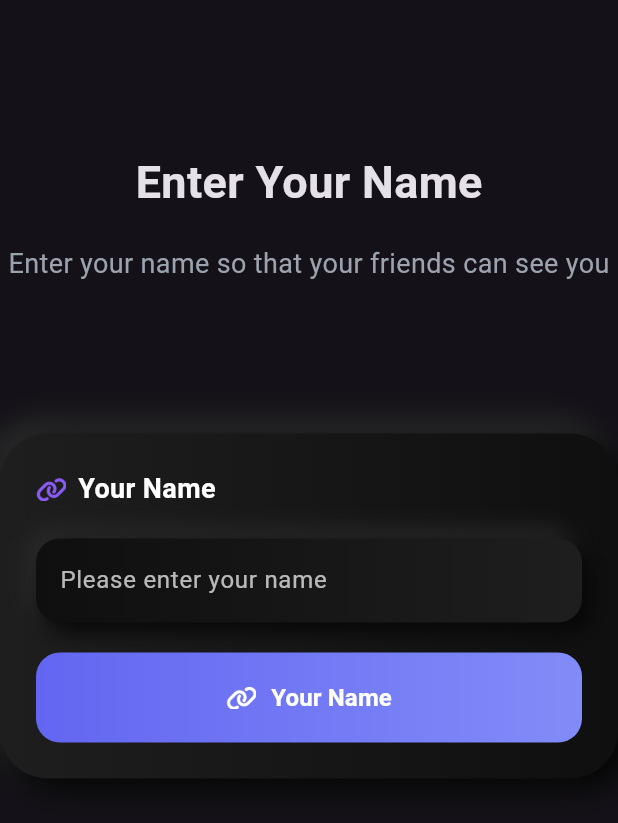
After one commit to cankirkgz/watch-party, a Flutter app: the EnterNamePage screen opened by its route, on a phone screen of 412 x 824 dp. The commit adds this screen. Shown: the top 823 px of the screen. Run offline on Flutter 3.47's test engine with Material 3 defaults, Android fonts, the phone set to English and light mode, and no system bars; our stand-ins replace cloud_firestore, firebase_core, flutter_bloc, go_router, shared_preferences, youtube_player_flutter; accounts and stored records are empty.

Commit message:
kullanıcı oluşturma eklendi

```diff
--- a/lib/core/router/app_router.dart
+++ b/lib/core/router/app_router.dart
@@ -1,18 +1,20 @@
 import 'package:flutter/material.dart';
 import 'package:go_router/go_router.dart';
+import 'package:watchparty/feauters/enter_name/view/enter_name_page.dart';
 import 'package:watchparty/feauters/home/view/home_page.dart';
 import 'package:watchparty/feauters/how_it_works/view/how_it_works_page.dart';
 import 'package:watchparty/feauters/room/view/watch_room_page.dart';
 import 'package:watchparty/feauters/room_created/view/room_created_page.dart';
 
 class AppRouter {
-  static final router = GoRouter(
+  static GoRouter createRouter(String userId) {
+    return GoRouter(
       initialLocation: '/',
       routes: [
         GoRoute(
           path: '/',
           name: 'home',
-        builder: (context, state) => const HomePage(),
+          builder: (context, state) => HomePage(userId: userId),
         ),
         GoRoute(
           path: '/room/:roomId',
@@ -32,6 +34,16 @@ class AppRouter {
             return RoomCreatedPage(roomCode: roomCode, videoId: videoId);
           },
         ),
+        GoRoute(
+          path: '/enter-name',
+          name: 'enter-name',
+          builder: (context, state) {
+            final roomId = state.uri.queryParameters['roomId'] ?? '';
+            final videoId = state.uri.queryParameters['videoId'] ?? '';
+            final mode = state.uri.queryParameters['mode'] ?? '';
+            return EnterNamePage(roomId: roomId, videoId: videoId, mode: mode);
+          },
+        ),
         /*GoRoute(
           path: '/join',
           name: 'splash',
@@ -48,3 +60,4 @@ class AppRouter {
       ],
     );
   }
+}
--- /dev/null
+++ b/lib/feauters/enter_name/view/enter_name_page.dart
@@ -0,0 +1,65 @@
+import 'package:flutter/material.dart';
+import 'package:go_router/go_router.dart';
+import 'package:watchparty/shared/molecules/room_actions_panel.dart';
+import 'package:watchparty/services/user_prefs_service.dart';
+import 'package:watchparty/services/user_service.dart';
+
+class EnterNamePage extends StatelessWidget {
+  final String roomId;
+  final String videoId;
+  final String mode; // 'create' veya 'join'
+
+  const EnterNamePage({
+    super.key,
+    required this.roomId,
+    required this.videoId,
+    required this.mode,
+  });
+
+  @override
+  Widget build(BuildContext context) {
+    final TextEditingController _nameController = TextEditingController();
+
+    return Scaffold(
+      body: SingleChildScrollView(
+        child: Column(
+          children: [
+            const SizedBox(height: 100),
+            const Text(
+              "Enter Your Name",
+              style: TextStyle(fontSize: 30, fontWeight: FontWeight.bold),
+            ),
+            const SizedBox(height: 20),
+            const Text(
+              "Enter your name so that your friends can see you",
+              style: TextStyle(fontSize: 18, color: Color(0xFF9CA3AF)),
+            ),
+            const SizedBox(height: 100),
+            RoomActionsPanel(
+              controller: _nameController,
+              mode: RoomActionMode.custom,
+              customLabel: "Your Name",
+              customHint: "Please enter your name",
+              onPressed: () async {
+                final name = _nameController.text.trim();
+                if (name.isNotEmpty) {
+                  // Kullanıcı id'sini al
+                  final userId = await UserPrefsService.getOrCreateUserId();
+                  // Firestore'da ismi güncelle
+                  await UserService().updateUserName(userId, name);
+                  // WatchRoomPage'e yönlendir
+                  context.go(
+                      '/room/$roomId?videoId=$videoId&name=$name&mode=$mode');
+                } else {
+                  ScaffoldMessenger.of(context).showSnackBar(
+                    const SnackBar(content: Text("Lütfen adınızı girin.")),
+                  );
+                }
+              },
+            ),
+          ],
+        ),
+      ),
+    );
+  }
+}
--- a/lib/main.dart
+++ b/lib/main.dart
@@ -7,7 +7,7 @@ import 'package:watchparty/feauters/home/services/home_room_creator_service.dart
 import 'package:watchparty/feauters/home/view_model/home_view_model.dart';
 import 'package:watchparty/feauters/room/services/room_service.dart';
 import 'package:watchparty/services/firestore_service.dart';
-import 'package:watchparty/services/user_service.dart';
+import 'package:watchparty/services/user_prefs_service.dart';
 
 void main() async {
   WidgetsFlutterBinding.ensureInitialized();
@@ -16,7 +16,7 @@ void main() async {
   await Firebase.initializeApp();
 
   // Benzersiz kullanıcı ID'si al
-  final userId = await UserService.getOrCreateUserId();
+  final userId = await UserPrefsService.getOrCreateUserId();
 
   // Uygulamayı başlat
   runApp(WatchPartyApp(userId: userId));
@@ -50,7 +50,7 @@ class WatchPartyApp extends StatelessWidget {
           ),
         ],
         child: MaterialApp.router(
-          routerConfig: AppRouter.router,
+          routerConfig: AppRouter.createRouter(userId),
           debugShowCheckedModeBanner: false,
           title: 'WatchParty',
           theme: ThemeData.dark(),
--- /dev/null
+++ b/lib/models/user_model.dart
@@ -0,0 +1,27 @@
+class UserModel {
+  final String id;
+  final String? name;
+  final DateTime createdAt;
+
+  UserModel({
+    required this.id,
+    this.name,
+    required this.createdAt,
+  });
+
+  Map<String, dynamic> toMap() {
+    return {
+      'id': id,
+      'name': name,
+      'createdAt': createdAt.toIso8601String(),
+    };
+  }
+
+  factory UserModel.fromMap(Map<String, dynamic> map) {
+    return UserModel(
+      id: map['id'] as String,
+      name: map['name'] as String?,
+      createdAt: DateTime.parse(map['createdAt'] as String),
+    );
+  }
+}
--- a/lib/services/user_service.dart
+++ b/lib/services/user_service.dart
@@ -1,7 +1,12 @@
+import 'package:cloud_firestore/cloud_firestore.dart';
+import 'package:watchparty/models/user_model.dart';
 import 'package:shared_preferences/shared_preferences.dart';
 import 'package:uuid/uuid.dart';
 
 class UserService {
+  final CollectionReference usersCollection =
+      FirebaseFirestore.instance.collection('users');
+
   static const _userIdKey = 'userId';
 
   /// Localde userId varsa onu döner, yoksa oluşturup kaydeder
@@ -15,4 +20,20 @@ class UserService {
     await prefs.setString(_userIdKey, newUserId);
     return newUserId;
   }
+
+  Future<void> createUser(UserModel user) async {
+    await usersCollection.doc(user.id).set(user.toMap());
+  }
+
+  Future<UserModel?> getUserById(String id) async {
+    final doc = await usersCollection.doc(id).get();
+    if (doc.exists) {
+      return UserModel.fromMap(doc.data() as Map<String, dynamic>);
+    }
+    return null;
+  }
+
+  Future<void> updateUserName(String id, String name) async {
+    await usersCollection.doc(id).update({'name': name});
+  }
 }
--- a/lib/shared/molecules/room_actions_panel.dart
+++ b/lib/shared/molecules/room_actions_panel.dart
@@ -2,18 +2,26 @@ import 'package:flutter/material.dart';
 import 'package:watchparty/core/utils/youtube_utils.dart';
 import 'package:watchparty/shared/atoms/app_button.dart';
 
+// Yeni bir enum ekliyorum
+enum RoomActionMode { create, join, custom }
+
 class RoomActionsPanel extends StatefulWidget {
   final TextEditingController controller;
   final VoidCallback onPressed;
-  final bool isCreateMode;
+  final RoomActionMode mode;
   final bool isLoading;
+  // Custom mod için başlık ve hint opsiyonel parametreler
+  final String? customLabel;
+  final String? customHint;
 
   const RoomActionsPanel({
     super.key,
     required this.controller,
     required this.onPressed,
-    required this.isCreateMode,
+    required this.mode,
     this.isLoading = false,
+    this.customLabel,
+    this.customHint,
   });
 
   @override
@@ -39,10 +47,13 @@ class _RoomActionsPanelState extends State<RoomActionsPanel> {
   void _validate() {
     final text = widget.controller.text;
     bool disabled;
-    if (widget.isCreateMode) {
+    if (widget.mode == RoomActionMode.create) {
       disabled = !isValidYoutubeUrl(text);
+    } else if (widget.mode == RoomActionMode.join) {
+      disabled = text.length != 6;
     } else {
-      disabled = text.length != 6;
+      // custom modda her zaman aktif (veya isterseniz boş ise disable edebilirsiniz)
+      disabled = false;
     }
     if (disabled != isDisabled) {
       setState(() {
@@ -53,20 +64,40 @@ class _RoomActionsPanelState extends State<RoomActionsPanel> {
 
   @override
   Widget build(BuildContext context) {
-    final String label = widget.isCreateMode ? 'Create Room' : 'Join Room';
-    final String buttonText =
-        widget.isCreateMode ? 'Create Watch Room' : 'Join Room';
-    final String hint = widget.isCreateMode
-        ? 'Paste YouTube video link here...'
-        : 'ENTER ROOM CODE';
-    final String iconPath = widget.isCreateMode
-        ? 'assets/icons/video-icon.png'
-        : 'assets/icons/enter-room-icon.png';
-    final List<Color> gradientColors = widget.isCreateMode
-        ? [const Color(0xFF8B5CF6), const Color(0xFF7C3AED)]
-        : [const Color(0xFF22C55E), const Color(0xFF16A34A)];
-    final Color focusBorderColor =
-        widget.isCreateMode ? const Color(0xFF8B5CF6) : const Color(0xFF22C55E);
+    // Modlara göre label, buttonText, hint ve iconPath ayarlanıyor
+    String label;
+    String buttonText;
+    String hint;
+    String iconPath;
+    List<Color> gradientColors;
+    Color focusBorderColor;
+
+    switch (widget.mode) {
+      case RoomActionMode.create:
+        label = 'Create Room';
+        buttonText = 'Create Watch Room';
+        hint = 'Paste YouTube video link here...';
+        iconPath = 'assets/icons/video-icon.png';
+        gradientColors = [const Color(0xFF8B5CF6), const Color(0xFF7C3AED)];
+        focusBorderColor = const Color(0xFF8B5CF6);
+        break;
+      case RoomActionMode.join:
+        label = 'Join Room';
+        buttonText = 'Join Room';
+        hint = 'ENTER ROOM CODE';
+        iconPath = 'assets/icons/enter-room-icon.png';
+        gradientColors = [const Color(0xFF22C55E), const Color(0xFF16A34A)];
+        focusBorderColor = const Color(0xFF22C55E);
+        break;
+      case RoomActionMode.custom:
+        label = widget.customLabel ?? '';
+        buttonText = widget.customLabel ?? '';
+        hint = widget.customHint ?? '';
+        iconPath = 'assets/icons/chain-icon.png'; // örnek bir ikon
+        gradientColors = [const Color(0xFF6366F1), const Color(0xFF818CF8)];
+        focusBorderColor = const Color(0xFF6366F1);
+        break;
+    }
 
     return Container(
       padding: const EdgeInsets.all(24),
@@ -128,7 +159,7 @@ class _RoomActionsPanelState extends State<RoomActionsPanel> {
             child: TextField(
               controller: widget.controller,
               onChanged: (val) {
-                if (!widget.isCreateMode) {
+                if (widget.mode == RoomActionMode.join) {
                   String upper = val.toUpperCase();
                   if (upper.length > 6) upper = upper.substring(0, 6);
                   if (widget.controller.text != upper) {
@@ -141,11 +172,14 @@ class _RoomActionsPanelState extends State<RoomActionsPanel> {
                 _validate();
               },
               style: const TextStyle(color: Colors.white),
-              textAlign:
-                  widget.isCreateMode ? TextAlign.start : TextAlign.center,
-              textCapitalization: widget.isCreateMode
-                  ? TextCapitalization.none
-                  : TextCapitalization.characters,
+              textAlign: widget.mode == RoomActionMode.create
+                  ? TextAlign.start
+                  : widget.mode == RoomActionMode.join
+                      ? TextAlign.center
+                      : TextAlign.start,
+              textCapitalization: widget.mode == RoomActionMode.join
+                  ? TextCapitalization.characters
+                  : TextCapitalization.none,
               decoration: InputDecoration(
                 hintText: hint,
                 hintStyle: const TextStyle(color: Colors.white70),
@@ -178,9 +212,7 @@ class _RoomActionsPanelState extends State<RoomActionsPanel> {
               isLoading: widget.isLoading,
               height: 60,
               borderRadius: 16,
-              gradientColors: widget.isCreateMode
-                  ? [const Color(0xFF8B5CF6), const Color(0xFF7C3AED)]
-                  : [const Color(0xFF22C55E), const Color(0xFF16A34A)],
+              gradientColors: gradientColors,
             ),
           ),
         ],
```
Also changed, not shown: lib/feauters/home/services/home_room_creator_service.dart (+7 -1 lines), lib/feauters/home/view/home_page.dart (+33 -10 lines), lib/feauters/home/view_model/home_view_model.dart (+6 -2 lines), lib/feauters/room/services/room_service.dart (+21 -1 lines), lib/feauters/room/view/watch_room_page.dart (+38 -2 lines), lib/services/user_prefs_service.dart (added, +33 -0 lines). Lines whose indentation alone changed are shown as unchanged.
